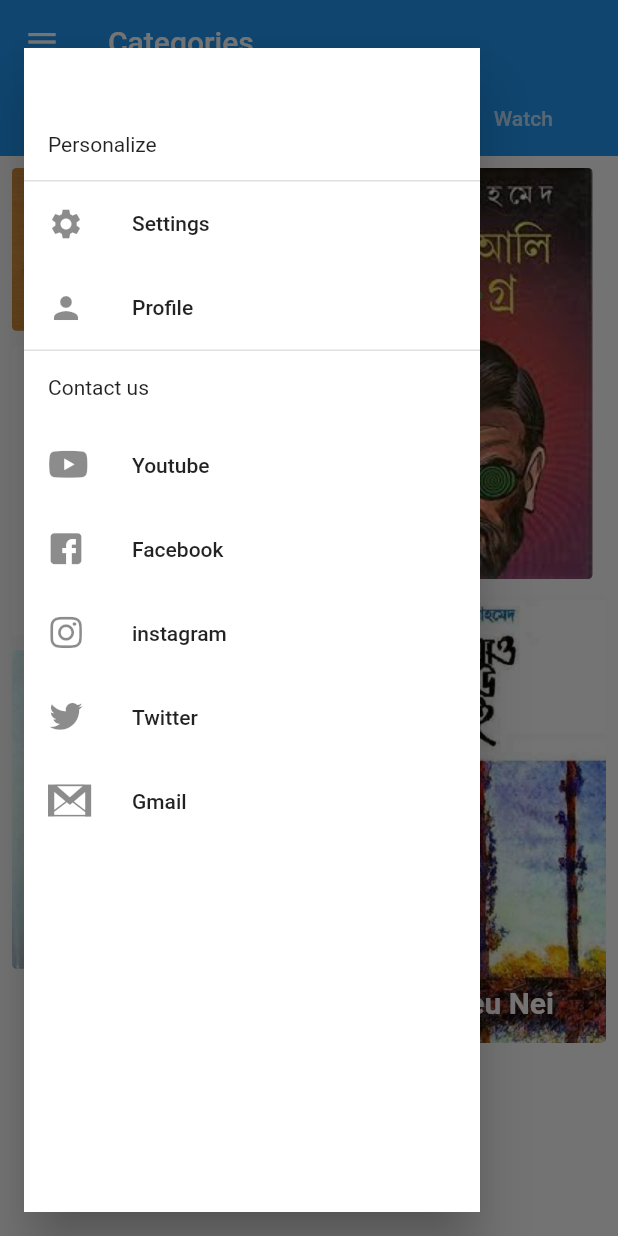
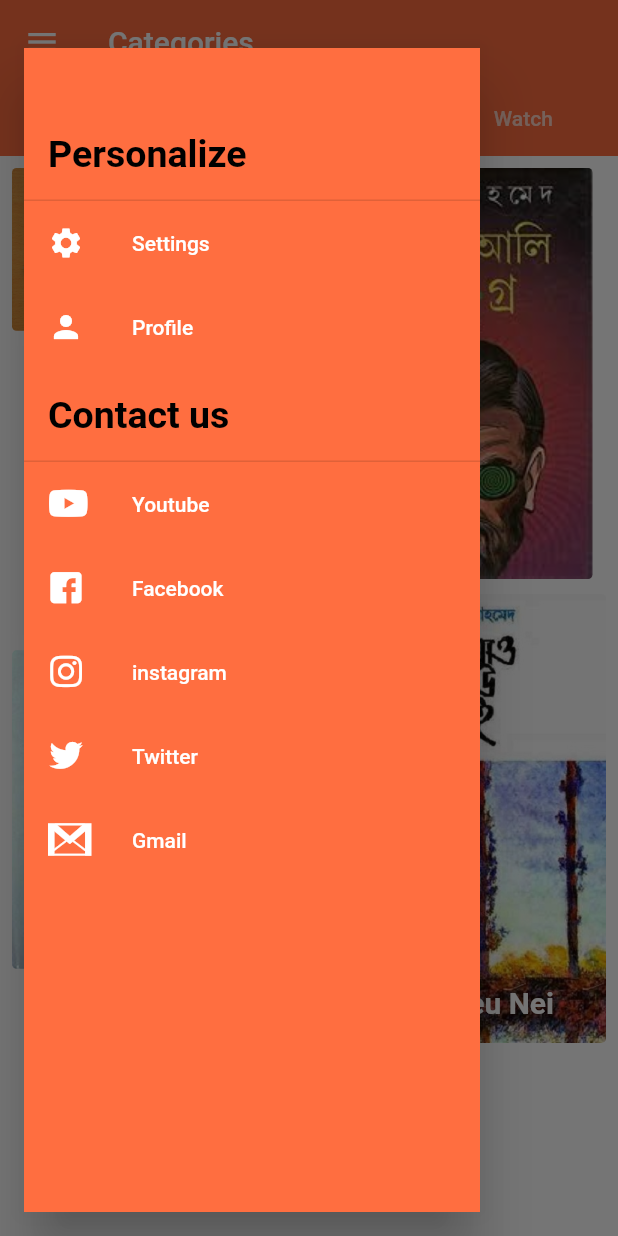
Before and after one commit to sakilbabu/map_teacher, a Flutter app: the screen it shows after launch, with the side drawer open, on a phone screen of 412 x 824 dp. Run offline on Flutter 3.47's test engine with Material 2 defaults, Android fonts, the phone set to English and light mode, and no system bars; our stand-ins replace carousel_slider, chewie, video_player; missing offline and left inert: gender_picker.

```diff
--- a/lib/drawer.dart
+++ b/lib/drawer.dart
@@ -1,3 +1,4 @@
+import 'package:flutter/cupertino.dart';
 import 'package:flutter/material.dart';
 import 'package:map_teacher/const/app_icons.dart';
 import 'package:map_teacher/settings_page.dart';
@@ -10,33 +11,48 @@ class ShowDrawer extends StatelessWidget {
     return Padding(
       padding: const EdgeInsets.fromLTRB(16, 32, 32, 16),
       child: Drawer(
-        backgroundColor: Colors.white,
+        backgroundColor: Colors.deepOrangeAccent,
         child: ListView(
           // Important: Remove any padding from the ListView.
           padding: EdgeInsets.zero,
           children: <Widget>[
-            SizedBox(
+            const SizedBox(
               height: 40,
             ),
-            Padding(
+            const Padding(
               padding: EdgeInsets.all(16.0),
               child: Text(
                 'Personalize',
-                style: TextStyle(),
+                style: TextStyle(
+                    color: Colors.black,
+                    fontWeight: FontWeight.bold,
+                    fontSize: 25),
               ),
             ),
-            Divider(
+            const Divider(
               height: 1,
               thickness: 1,
             ),
             ListTile(
-              leading: Icon(Icons.settings),
-              title: Text('Settings'),
+              leading: const Icon(
+                Icons.settings,
+                color: Colors.white,
+              ),
+              title: const Text(
+                'Settings',
+                style: TextStyle(color: Colors.white),
+              ),
               onTap: () {},
             ),
             ListTile(
-              leading: Icon(Icons.person),
-              title: Text('Profile'),
+              leading: const Icon(
+                Icons.person,
+                color: Colors.white,
+              ),
+              title: const Text(
+                'Profile',
+                style: TextStyle(color: Colors.white),
+              ),
               onTap: () {
                 Navigator.push(
                   context,
@@ -44,39 +60,73 @@ class ShowDrawer extends StatelessWidget {
                 );
               },
             ),
-            Divider(
+            const Padding(
+              padding: EdgeInsets.all(16.0),
+              child: Text(
+                'Contact us',
+                style: TextStyle(
+                    color: Colors.black,
+                    fontWeight: FontWeight.bold,
+                    fontSize: 25),
+              ),
+            ),
+            const Divider(
               height: 1,
               thickness: 1,
             ),
-            Padding(
-              padding: EdgeInsets.all(16.0),
-              child: Text(
-                'Contact us',
+            ListTile(
+              leading: const Icon(
+                MyFlutterApp.youtube,
+                color: Colors.white,
               ),
-            ),
-            ListTile(
-              leading: Icon(MyFlutterApp.youtube),
-              title: Text('Youtube'),
+              title: const Text(
+                'Youtube',
+                style: TextStyle(color: Colors.white),
+              ),
               onTap: () {},
             ),
             ListTile(
-              leading: Icon(MyFlutterApp.facebook_squared),
-              title: Text('Facebook'),
+              leading: const Icon(
+                MyFlutterApp.facebook_squared,
+                color: Colors.white,
+              ),
+              title: const Text(
+                'Facebook',
+                style: TextStyle(color: Colors.white),
+              ),
               onTap: () {},
             ),
             ListTile(
-              leading: Icon(MyFlutterApp.instagram),
-              title: Text('instagram'),
+              leading: const Icon(
+                MyFlutterApp.instagram,
+                color: Colors.white,
+              ),
+              title: const Text(
+                'instagram',
+                style: TextStyle(color: Colors.white),
+              ),
               onTap: () {},
             ),
             ListTile(
-              leading: Icon(MyFlutterApp.twitter),
-              title: Text('Twitter'),
+              leading: const Icon(
+                MyFlutterApp.twitter,
+                color: Colors.white,
+              ),
+              title: const Text(
+                'Twitter',
+                style: TextStyle(color: Colors.white),
+              ),
               onTap: () {},
             ),
             ListTile(
-              leading: Icon(MyFlutterApp.gmail),
-              title: Text('Gmail'),
+              leading: const Icon(
+                MyFlutterApp.gmail,
+                color: Colors.white,
+              ),
+              title: const Text(
+                'Gmail',
+                style: TextStyle(color: Colors.white),
+              ),
               onTap: () {},
             ),
           ],
--- a/lib/my_home_page.dart
+++ b/lib/my_home_page.dart
@@ -16,14 +16,17 @@ class MyHomePage extends StatelessWidget {
     return DefaultTabController(
       length: 5,
       child: Scaffold(
+          backgroundColor: Colors.white12,
           drawer: ShowDrawer(),
           body: NestedScrollView(
             headerSliverBuilder:
                 (BuildContext context, bool innerBoxIsScrolled) {
               return <Widget>[
                 const SliverAppBar(
+                  backgroundColor: Colors.deepOrangeAccent,
                   title: Text('Categories'),
                   pinned: true,
+                  elevation: 20,
                   floating: true,
                   bottom: TabBar(
                     isScrollable: true,
@@ -38,7 +41,7 @@ class MyHomePage extends StatelessWidget {
                 ),
               ];
             },
-            body: const TabBarView(
+            body: TabBarView(
               children: <Widget>[
                 BooksTab(),
                 FashionTab(),
--- a/lib/signup_page.dart
+++ b/lib/signup_page.dart
@@ -1,6 +1,7 @@
 import 'package:flutter/material.dart';
 import 'package:gender_picker/source/enums.dart';
 import 'package:gender_picker/source/gender_picker.dart';
+import 'package:map_teacher/const/app_icons.dart';
 
 class SignUpScreen extends StatelessWidget {
   const SignUpScreen({Key? key}) : super(key: key);
@@ -55,7 +56,7 @@ class SignUpScreen extends StatelessWidget {
               TextField(
                 decoration: InputDecoration(
                   hintText: 'Address',
-                  suffixIcon: const Icon(Icons.home),
+                  suffixIcon: const Icon(MyFlutterApp.address_book),
                   border: OutlineInputBorder(
                     borderRadius: BorderRadius.circular(20.0),
                   ),
--- a/pubspec.yaml
+++ b/pubspec.yaml
@@ -38,6 +38,8 @@ dependencies:
   carousel_slider: ^4.0.0
   url_launcher: ^6.0.10
   gender_picker: ^1.1.0
+  video_player: ^2.2.5
+  chewie: ^1.2.2
 
 
 dev_dependencies:
@@ -66,6 +68,7 @@ flutter:
   assets:
     - assets/images/
     - assets/icons/
+    - assets/videos/
 
   # An image asset can refer to one or more resolution-specific "variants", see
   # https://flutter.dev/assets-and-images/#resolution-aware.
```
Also changed, not shown: lib/home_tabs/watch_tab.dart (+117 -3 lines), lib/settings_page.dart (+10 -1 lines), lib/home_tabs/watch_payment_page.dart (added), pubspec.lock, 2 other files.
